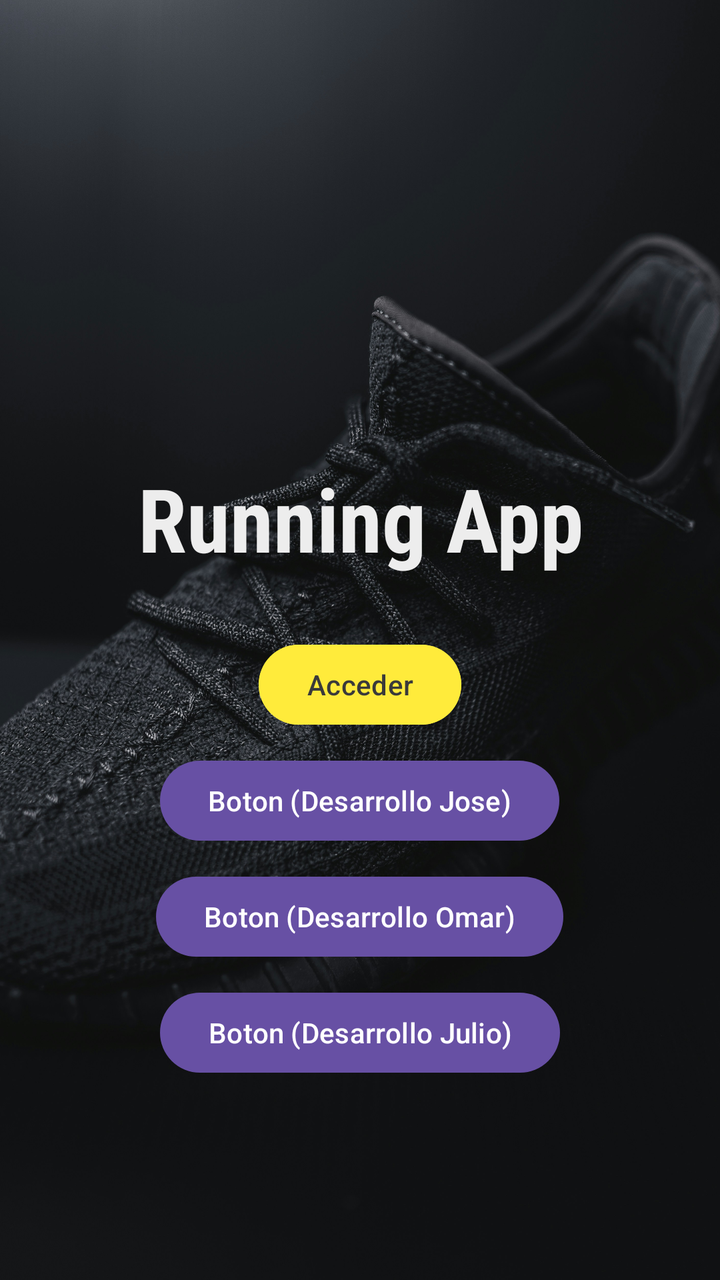
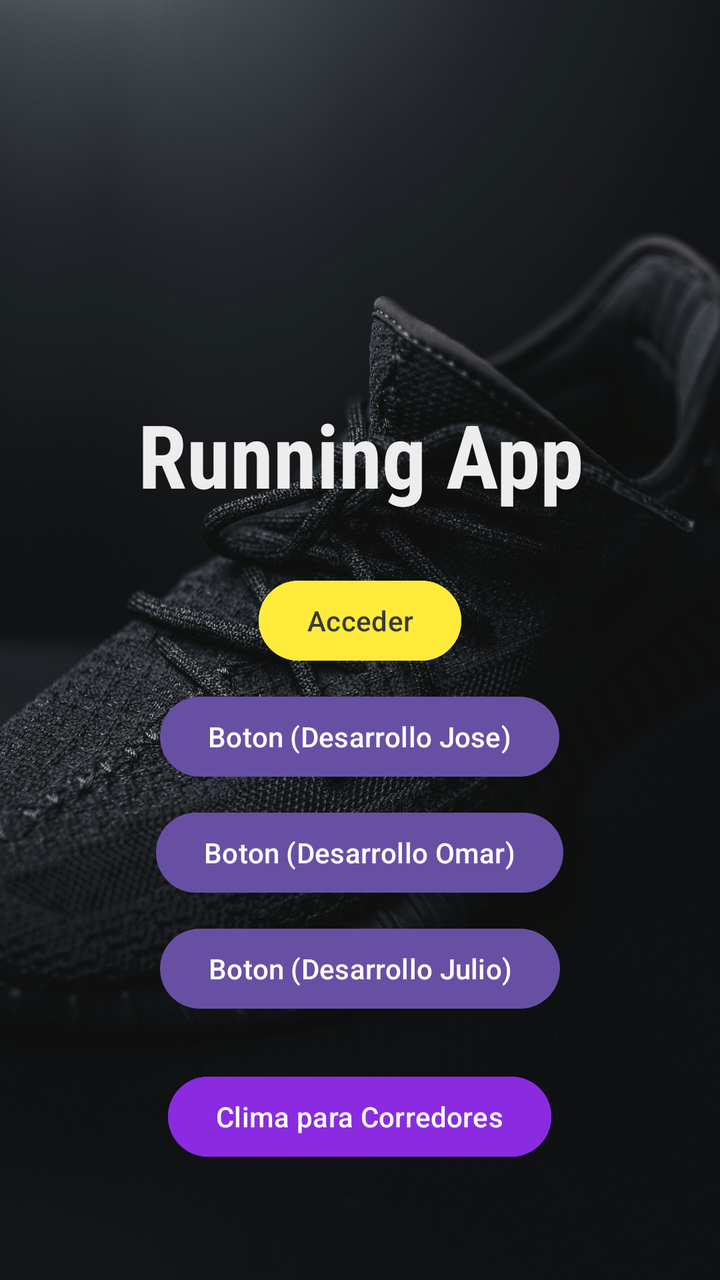

Screens rendered from an Android XML layout before and after an edit, with the pre-edit source and the edit as a unified diff.
<!-- AndroidManifest.xml: application theme Theme.AppRunningMobile -->
<!-- res/layout/activity_main_principal.xml -->
<?xml version="1.0" encoding="utf-8"?>
<androidx.constraintlayout.widget.ConstraintLayout xmlns:android="http://schemas.android.com/apk/res/android"
    xmlns:app="http://schemas.android.com/apk/res-auto"
    xmlns:tools="http://schemas.android.com/tools"
    android:id="@+id/background"
    android:layout_width="match_parent"
    android:layout_height="match_parent"
    android:fitsSystemWindows="true"
    tools:context=".MainActivityPrincipal">

    <ImageView
        android:id="@+id/imageViewPrincipalWing"
        android:layout_width="match_parent"
        android:layout_height="match_parent"
        android:scaleType="centerCrop"
        android:src="@drawable/fondoprin4" />

    <LinearLayout
        android:layout_width="match_parent"
        android:layout_height="match_parent"
        android:orientation="vertical"
        android:gravity="center"
        android:paddingTop="140dp">

        <TextView
            android:id="@+id/textView7"
            android:layout_width="match_parent"
            android:layout_height="wrap_content"
            android:layout_marginBottom="30dp"
            android:fontFamily="sans-serif-condensed"
            android:text="Running App"
            android:textAlignment="center"
            android:textColor="#EDEDED"
            android:textSize="44sp"
            android:textStyle="bold" />

        <Button
            android:id="@+id/buttonAccederPrincipal"
            android:layout_width="wrap_content"
            android:layout_height="wrap_content"
            android:layout_gravity="center_horizontal"
            android:layout_marginBottom="10dp"
            android:backgroundTint="#FFEB3B"
            android:text="Acceder"
            android:textColor="#3A3A3A" />

        <Button
            android:id="@+id/buttonDesarrolloJose"
            android:layout_width="wrap_content"
            android:layout_height="wrap_content"
            android:layout_gravity="center_horizontal"
            android:layout_marginBottom="10dp"
            android:text="Boton (Desarrollo Jose)" />

        <Button
            android:id="@+id/buttonDesarrolloOmar"
            android:layout_width="wrap_content"
            android:layout_height="wrap_content"
            android:layout_gravity="center_horizontal"
            android:layout_marginBottom="10dp"
            android:text="Boton (Desarrollo Omar)" />

        <Button
            android:id="@+id/buttonDesarrolloJulio"
            android:layout_width="wrap_content"
            android:layout_height="wrap_content"
            android:layout_gravity="center_horizontal"
            android:layout_marginBottom="10dp"
            android:text="Boton (Desarrollo Julio)" />
    </LinearLayout>

</androidx.constraintlayout.widget.ConstraintLayout>
<!-- resources referenced by this layout -->
<resources>
  <!-- drawable fondoprin4: jpg bitmap (drawable, 1022380 bytes) -->
  <style name="Theme.AppRunningMobile" parent="Base.Theme.AppRunningMobile" />
  <style name="Base.Theme.AppRunningMobile" parent="Theme.Material3.DayNight.NoActionBar">
          
          
      </style>
</resources>

<!-- the commit's change to res/layout/activity_main_principal.xml (unified diff, before → after) -->
@@ -67,6 +67,18 @@
             android:layout_gravity="center_horizontal"
             android:layout_marginBottom="10dp"
             android:text="Boton (Desarrollo Julio)" />
+
+        <Button
+            android:id="@+id/btnWeather"
+            android:layout_width="wrap_content"
+            android:layout_height="wrap_content"
+            android:layout_marginTop="16dp"
+            android:backgroundTint="#8A2BE2" android:text="Clima para Corredores"
+            android:textColor="@android:color/white"
+            app:layout_constraintEnd_toEndOf="parent"
+            app:layout_constraintStart_toStartOf="parent"
+            app:layout_constraintTop_toBottomOf="@id/buttonDesarrolloJulio" tools:ignore="MissingConstraints" />
+
     </LinearLayout>
 
 </androidx.constraintlayout.widget.ConstraintLayout>
